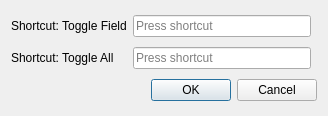
First picture: the form in designer/settings.ui, repository hgiesel/anki_frozen_fields, before the edit.
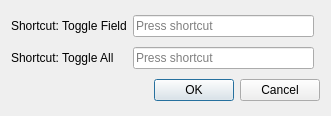
Second picture: the form after the edit.

Commit message: Make config window modal

The edit to the form file:
```diff
--- a/designer/settings.ui
+++ b/designer/settings.ui
@@ -6,7 +6,7 @@
    <rect>
     <x>0</x>
     <y>0</y>
-    <width>328</width>
+    <width>331</width>
     <height>116</height>
    </rect>
   </property>
```
Left out of the diff: 3 changed lines with no effect on the pictures. The commit also changes 2 other files.
